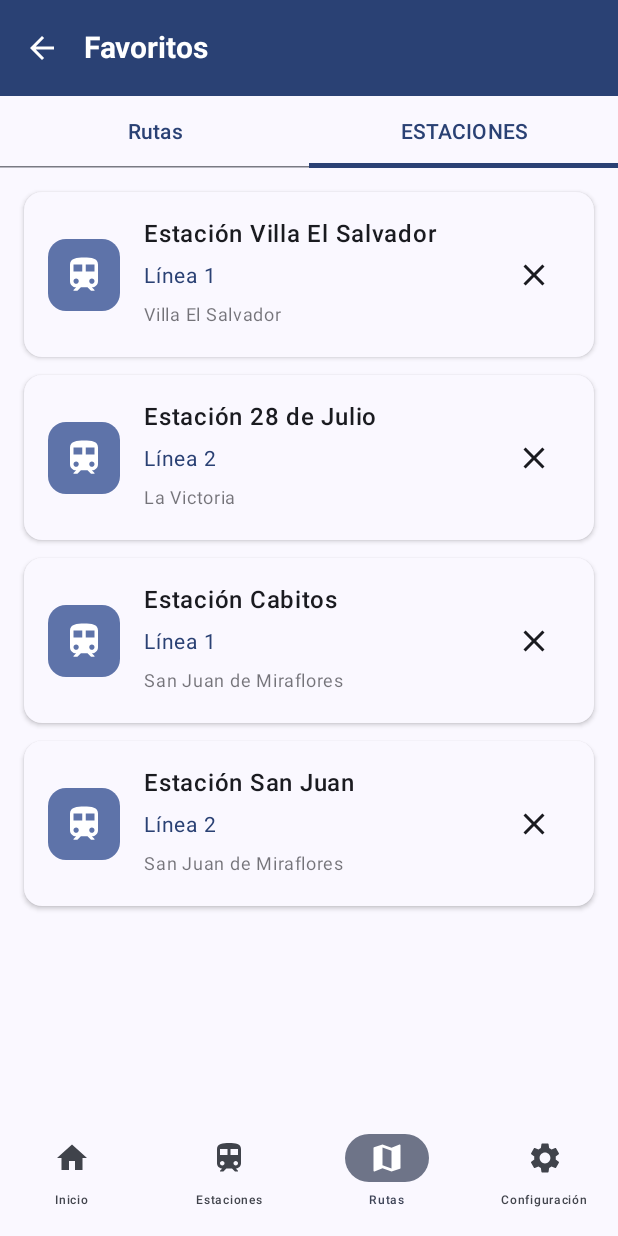
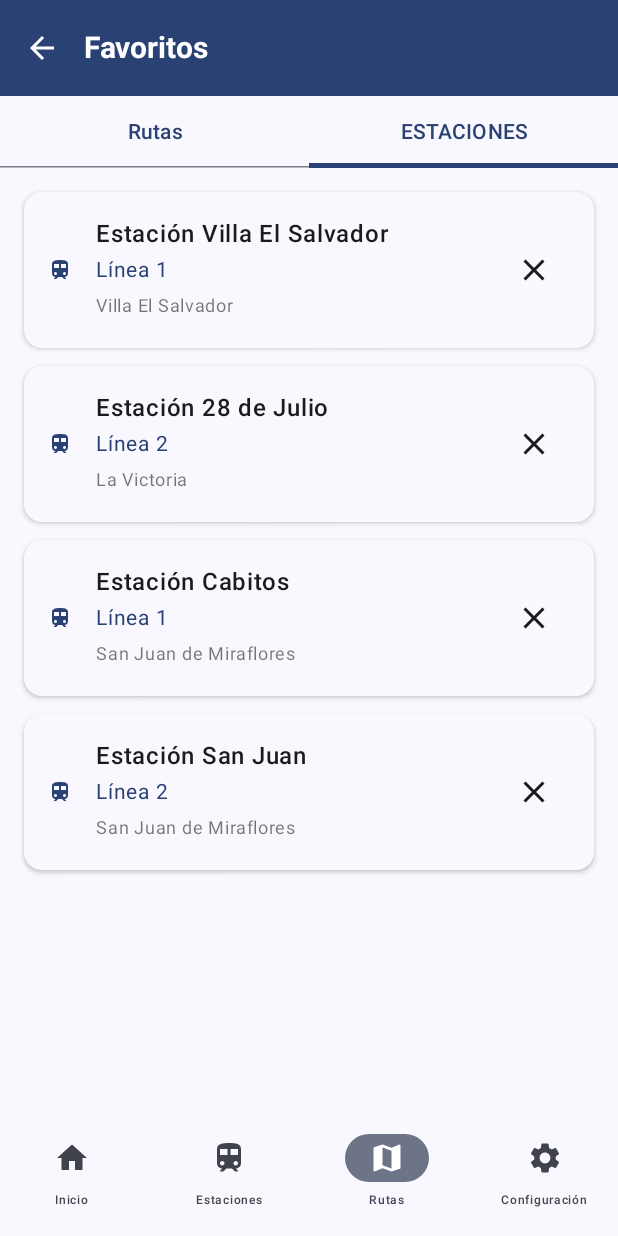
Before and after one commit to CarloZD/Metro-Lima-GO, an Android app built with Jetpack Compose: the composable FavoritesScreen shown on its own in the app's theme, tab 2 chosen, on a phone screen of 412 x 824 dp. Run offline under Robolectric (Android 15) with nearby library versions, the phone set to English and light mode, and no system bars.

Commit message:
Corrección de favoritos

```diff
--- a/app/src/main/java/com/example/metrolima/data/database/MetroDatabase.kt
+++ b/app/src/main/java/com/example/metrolima/data/database/MetroDatabase.kt
@@ -16,7 +16,7 @@ import kotlinx.coroutines.launch
 
 @Database(
     entities = [Estacion::class, Linea::class],
-    version = 3, // ⚠️ Incrementa la versión
+    version = 4, // ⚠️ Incrementa la versión
     exportSchema = false
 )
 abstract class MetroDatabase : RoomDatabase() {
@@ -42,6 +42,8 @@ abstract class MetroDatabase : RoomDatabase() {
                 instance
             }
         }
+
+
 
         private class DatabaseCallback(
             private val context: Context
--- a/app/src/main/java/com/example/metrolima/presentation/screens/FavoritesScreen.kt
+++ b/app/src/main/java/com/example/metrolima/presentation/screens/FavoritesScreen.kt
@@ -1,6 +1,7 @@
 package com.example.metrolima.presentation.screens
 
 import androidx.compose.foundation.background
+import androidx.compose.foundation.clickable
 import androidx.compose.foundation.layout.*
 import androidx.compose.foundation.lazy.LazyColumn
 import androidx.compose.foundation.lazy.items
@@ -43,6 +44,8 @@ data class FavoriteStation(
 @Composable
 fun FavoritesScreen(
     onBack: () -> Unit,
+    onNavigateToDetail: (Int) -> Unit,
+    onNavigateToRouteDetail: (String, String) -> Unit,
     onNavigateToHome: () -> Unit = {},
     onNavigateToStations: () -> Unit = {},
     onNavigateToRoutes: () -> Unit = {},
@@ -101,7 +104,7 @@ fun FavoritesScreen(
         },
         bottomBar = {
             BottomNavigationBar(
-                selectedItem = 2, // Rutas
+                selectedItem = 2,
                 onNavigateToHome = onNavigateToHome,
                 onNavigateToStations = onNavigateToStations,
                 onNavigateToRoutes = onNavigateToRoutes,
@@ -116,7 +119,7 @@ fun FavoritesScreen(
                 .background(MaterialTheme.colorScheme.background)
                 .padding(padding)
         ) {
-            // Tabs superiores
+            // Tabs
             TabRow(
                 selectedTabIndex = selectedTab,
                 containerColor = MaterialTheme.colorScheme.surface,
@@ -125,25 +128,25 @@ fun FavoritesScreen(
                 Tab(
                     selected = selectedTab == 0,
                     onClick = { selectedTab = 0 },
-                    text = { Text(StringsManager.getString("routes", isEnglish), fontSize = 14.sp) }
+                    text = { Text(StringsManager.getString("routes", isEnglish)) }
                 )
                 Tab(
                     selected = selectedTab == 1,
                     onClick = { selectedTab = 1 },
-                    text = { Text(StringsManager.getString("stations", isEnglish), fontSize = 14.sp) }
+                    text = { Text(StringsManager.getString("stations", isEnglish)) }
                 )
             }
 
-            // Contenido de cada pestaña
             when (selectedTab) {
                 0 -> FavoriteRoutesList(
                     favoriteRoutes = favoriteRoutes,
+                    onClick = { origin, destination -> onNavigateToRouteDetail(origin, destination) },
                     onDelete = { id -> favoriteRoutes = favoriteRoutes.filter { it.id != id } },
                     isEnglish = isEnglish
                 )
-
                 1 -> FavoriteStationsList(
                     favoriteStations = favoriteStations,
+                    onClick = { id -> onNavigateToDetail(id) },
                     onDelete = { id -> favoriteStations = favoriteStations.filter { it.id != id } },
                     isEnglish = isEnglish
                 )
@@ -153,12 +156,12 @@ fun FavoritesScreen(
 }
 
 // ----------------------
-// LISTAS Y ELEMENTOS
+// LISTAS
 // ----------------------
-
 @Composable
 private fun FavoriteRoutesList(
     favoriteRoutes: List<FavoriteRoute>,
+    onClick: (String, String) -> Unit,
     onDelete: (Int) -> Unit,
     isEnglish: Boolean
 ) {
@@ -175,7 +178,13 @@ private fun FavoriteRoutesList(
             verticalArrangement = Arrangement.spacedBy(12.dp)
         ) {
             items(favoriteRoutes) { route ->
-                FavoriteRouteItem(route, onDelete = { onDelete(route.id) }, isEnglish = isEnglish)
+                val (origin, destination) = route.name.split("→").map { it.trim() }
+                FavoriteRouteItem(
+                    route = route,
+                    onClick = { onClick(origin, destination) },
+                    onDelete = { onDelete(route.id) },
+                    isEnglish = isEnglish
+                )
             }
         }
     }
@@ -184,6 +193,7 @@ private fun FavoriteRoutesList(
 @Composable
 private fun FavoriteStationsList(
     favoriteStations: List<FavoriteStation>,
+    onClick: (Int) -> Unit,
     onDelete: (Int) -> Unit,
     isEnglish: Boolean
 ) {
@@ -200,7 +210,104 @@ private fun FavoriteStationsList(
             verticalArrangement = Arrangement.spacedBy(12.dp)
         ) {
             items(favoriteStations) { station ->
-                FavoriteStationItem(station, onDelete = { onDelete(station.id) }, isEnglish = isEnglish)
+                FavoriteStationItem(
+                    station = station,
+                    onClick = { onClick(station.id) },
+                    onDelete = { onDelete(station.id) },
+                    isEnglish = isEnglish
+                )
+            }
+        }
+    }
+}
+
+// ----------------------
+// COMPONENTES
+// ----------------------
+@Composable
+private fun FavoriteRouteItem(
+    route: FavoriteRoute,
+    onClick: () -> Unit,
+    onDelete: () -> Unit,
+    isEnglish: Boolean
+) {
+    Card(
+        modifier = Modifier
+            .fillMaxWidth()
+            .clickable { onClick() },
+        shape = RoundedCornerShape(12.dp),
+        colors = CardDefaults.cardColors(containerColor = MaterialTheme.colorScheme.surface),
+        elevation = CardDefaults.cardElevation(2.dp)
+    ) {
+        Row(
+            modifier = Modifier.padding(16.dp),
+            verticalAlignment = Alignment.CenterVertically,
+            horizontalArrangement = Arrangement.SpaceBetween
+        ) {
+            Row(
+                modifier = Modifier.weight(1f),
+                verticalAlignment = Alignment.CenterVertically
+            ) {
+                Icon(
+                    Icons.Default.Star,
+                    contentDescription = null,
+                    tint = Color(0xFFFFC107),
+                    modifier = Modifier
+                        .size(32.dp)
+                        .padding(end = 16.dp)
+                )
+                Column {
+                    Text(route.name, fontWeight = FontWeight.SemiBold, fontSize = 16.sp)
+                    Text(route.line, color = MaterialTheme.colorScheme.primary, fontSize = 14.sp)
+                }
+            }
+            IconButton(onClick = onDelete) {
+                Icon(Icons.Default.Close, contentDescription = "Eliminar")
+            }
+        }
+    }
+}
+
+@Composable
+private fun FavoriteStationItem(
+    station: FavoriteStation,
+    onClick: () -> Unit,
+    onDelete: () -> Unit,
+    isEnglish: Boolean
+) {
+    Card(
+        modifier = Modifier
+            .fillMaxWidth()
+            .clickable { onClick() },
+        shape = RoundedCornerShape(12.dp),
+        colors = CardDefaults.cardColors(containerColor = MaterialTheme.colorScheme.surface),
+        elevation = CardDefaults.cardElevation(2.dp)
+    ) {
+        Row(
+            modifier = Modifier.padding(16.dp),
+            verticalAlignment = Alignment.CenterVertically,
+            horizontalArrangement = Arrangement.SpaceBetween
+        ) {
+            Row(
+                modifier = Modifier.weight(1f),
+                verticalAlignment = Alignment.CenterVertically
+            ) {
+                Icon(
+                    Icons.Default.Train,
+                    contentDescription = null,
+                    tint = MaterialTheme.colorScheme.primary,
+                    modifier = Modifier
+                        .size(32.dp)
+                        .padding(end = 16.dp)
+                )
+                Column {
+                    Text(station.name, fontWeight = FontWeight.SemiBold, fontSize = 16.sp)
+                    Text(station.line, color = MaterialTheme.colorScheme.primary, fontSize = 14.sp)
+                    Text(station.district, fontSize = 12.sp, color = MaterialTheme.colorScheme.onSurface.copy(alpha = 0.6f))
+                }
+            }
+            IconButton(onClick = onDelete) {
+                Icon(Icons.Default.Close, contentDescription = "Eliminar")
             }
         }
     }
@@ -212,124 +319,12 @@ private fun EmptyState(icon: androidx.compose.ui.graphics.vector.ImageVector, me
         modifier = Modifier.fillMaxSize(),
         contentAlignment = Alignment.Center
     ) {
-        Column(
-            horizontalAlignment = Alignment.CenterHorizontally,
-            verticalArrangement = Arrangement.spacedBy(12.dp)
-        ) {
-            Icon(
-                icon,
-                contentDescription = null,
-                modifier = Modifier.size(80.dp),
-                tint = MaterialTheme.colorScheme.onBackground.copy(alpha = 0.3f)
-            )
-            Text(
-                message,
-                fontSize = 18.sp,
-                fontWeight = FontWeight.Medium,
-                color = MaterialTheme.colorScheme.onBackground.copy(alpha = 0.7f)
-            )
-            Text(
-                hint,
-                fontSize = 14.sp,
-                color = MaterialTheme.colorScheme.onBackground.copy(alpha = 0.5f)
-            )
+        Column(horizontalAlignment = Alignment.CenterHorizontally) {
+            Icon(icon, contentDescription = null, modifier = Modifier.size(80.dp), tint = MaterialTheme.colorScheme.onBackground.copy(alpha = 0.3f))
+            Spacer(Modifier.height(8.dp))
+            Text(message, fontSize = 18.sp, fontWeight = FontWeight.Medium, color = MaterialTheme.colorScheme.onBackground.copy(alpha = 0.7f))
+            Spacer(Modifier.height(4.dp))
+            Text(hint, fontSize = 14.sp, color = MaterialTheme.colorScheme.onBackground.copy(alpha = 0.5f))
         }
     }
 }
-
-@Composable
-private fun FavoriteRouteItem(route: FavoriteRoute, onDelete: () -> Unit, isEnglish: Boolean) {
-    Card(
-        modifier = Modifier.fillMaxWidth(),
-        shape = RoundedCornerShape(12.dp),
-        colors = CardDefaults.cardColors(containerColor = MaterialTheme.colorScheme.surface),
-        elevation = CardDefaults.cardElevation(2.dp)
-    ) {
-        Row(
-            modifier = Modifier
-                .fillMaxWidth()
-                .padding(16.dp),
-            horizontalArrangement = Arrangement.SpaceBetween,
-            verticalAlignment = Alignment.CenterVertically
-        ) {
-            Row(
-                horizontalArrangement = Arrangement.spacedBy(16.dp),
-                verticalAlignment = Alignment.CenterVertically,
-                modifier = Modifier.weight(1f)
-            ) {
-                Box(
-                    modifier = Modifier
-                        .size(48.dp)
-                        .background(Color(0xFFFFF9C4), RoundedCornerShape(12.dp)),
-                    contentAlignment = Alignment.Center
-                ) {
-                    Icon(Icons.Default.Star, null, tint = Color(0xFFFFC107), modifier = Modifier.size(28.dp))
-                }
-
-                Column {
-                    Text(route.name, fontSize = 16.sp, fontWeight = FontWeight.SemiBold)
-                    Spacer(modifier = Modifier.height(4.dp))
-                    Text(route.line, fontSize = 14.sp, color = MaterialTheme.colorScheme.primary)
-                }
-            }
-
-            IconButton(onClick = onDelete) {
-                Icon(Icons.Default.Close, contentDescription = StringsManager.getString("delete", isEnglish))
-            }
-        }
-    }
-}
-
-@Composable
-private fun FavoriteStationItem(station: FavoriteStation, onDelete: () -> Unit, isEnglish: Boolean) {
-    Card(
-        modifier = Modifier.fillMaxWidth(),
-        shape = RoundedCornerShape(12.dp),
-        colors = CardDefaults.cardColors(containerColor = MaterialTheme.colorScheme.surface),
-        elevation = CardDefaults.cardElevation(2.dp)
-    ) {
-        Row(
-            modifier = Modifier
-                .fillMaxWidth()
-                .padding(16.dp),
-            horizontalArrangement = Arrangement.SpaceBetween,
-            verticalAlignment = Alignment.CenterVertically
-        ) {
-            Row(
-                horizontalArrangement = Arrangement.spacedBy(16.dp),
-                verticalAlignment = Alignment.CenterVertically,
-                modifier = Modifier.weight(1f)
-            ) {
-                Box(
-                    modifier = Modifier
-                        .size(48.dp)
-                        .background(MaterialTheme.colorScheme.primaryContainer, RoundedCornerShape(12.dp)),
-                    contentAlignment = Alignment.Center
-                ) {
-                    Icon(
-                        Icons.Default.Train,
-                        contentDescription = null,
-                        tint = MaterialTheme.colorScheme.onPrimaryContainer,
-                        modifier = Modifier.size(28.dp)
-                    )
-                }
-
-                Column {
-                    Text(station.name, fontSize = 16.sp, fontWeight = FontWeight.SemiBold)
-                    Spacer(modifier = Modifier.height(4.dp))
-                    Text(station.line, fontSize = 14.sp, color = MaterialTheme.colorScheme.primary)
-                    Spacer(modifier = Modifier.height(2.dp))
-                    Text(
-                        station.district,
-                        fontSize = 12.sp,
-                        color = MaterialTheme.colorScheme.onSurface.copy(alpha = 0.6f)
-                    )
-                }
-            }
-
-            IconButton(onClick = onDelete) {
-                Icon(Icons.Default.Close, contentDescription = StringsManager.getString("delete", isEnglish))
-            }
-        }
-    }
-}
```
Also changed, not shown: app/src/main/java/com/example/metrolima/navigation/MetroNavigation.kt (+49 -12 lines), app/src/main/java/com/example/metrolima/presentation/screens/RouteSelectionScreen.kt (+20 -1 lines).
